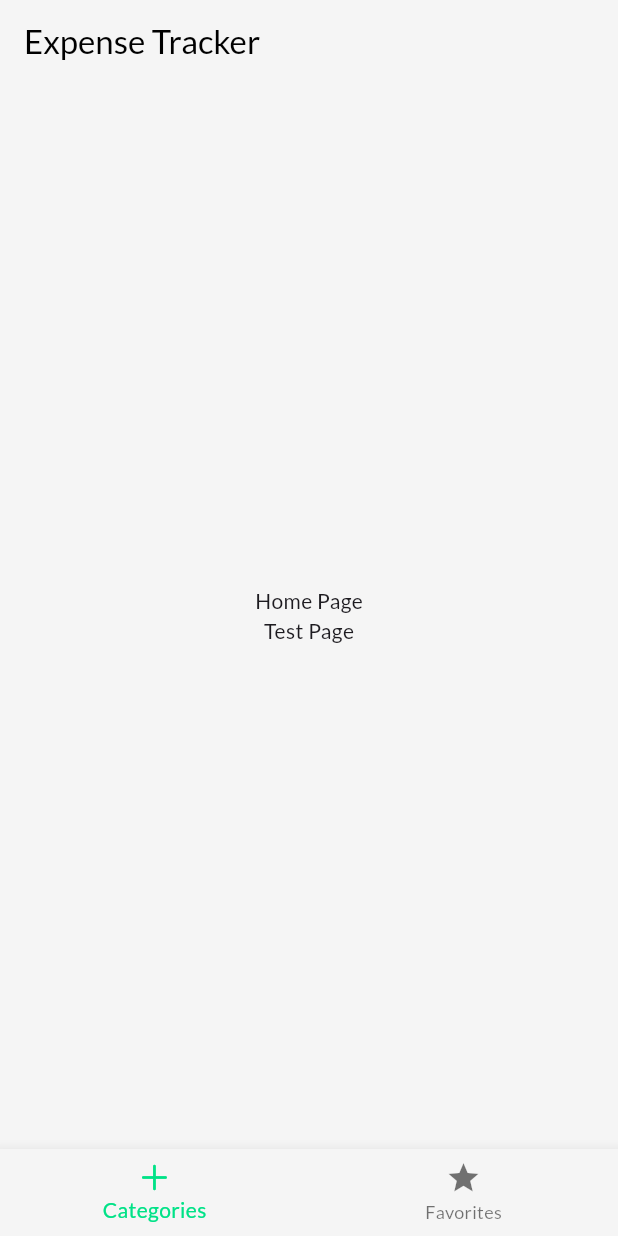
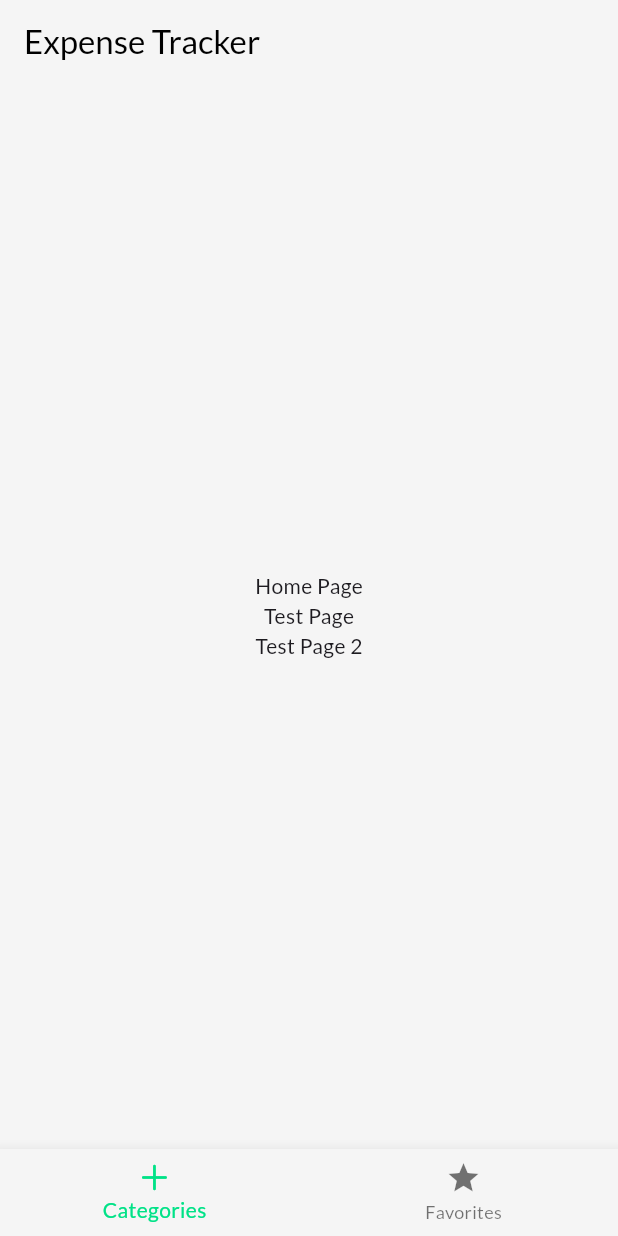
Before and after one commit to ducthinh2k3/Expense_Tracker_App, a Flutter app: the screen it shows after launch, on a phone screen of 412 x 824 dp. Run offline on Flutter 3.47's test engine with Material 3 defaults, Android fonts, the phone set to English and light mode, and no system bars; our stand-ins replace google_fonts.

Commit message:
update test 2

```diff
--- a/lib/view/home/pages/home.dart
+++ b/lib/view/home/pages/home.dart
@@ -25,10 +25,7 @@ class Home extends StatelessWidget {
       body: const Center(
         child: Column(
           mainAxisAlignment: MainAxisAlignment.center,
-          children: [
-            Text('Home Page'),
-            Text('Test Page')
-          ],
+          children: [Text('Home Page'), Text('Test Page'), Text('Test Page 2')],
         ),
       ),
     );
```
